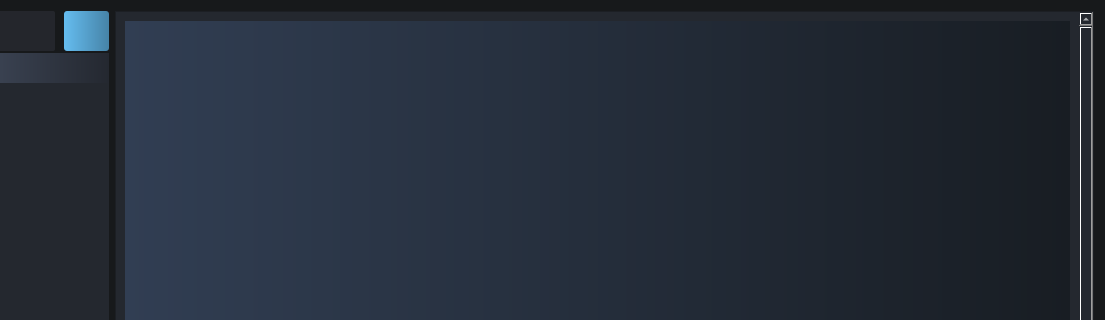
Before: the Qt Designer form src/usergamewidget.ui in lqp1229226252/BCICollectSubsystem, drawn with Qt 5; both pictures show x 158 to 1263 and y 0 to 320 of the 1263 by 700 pixel window.
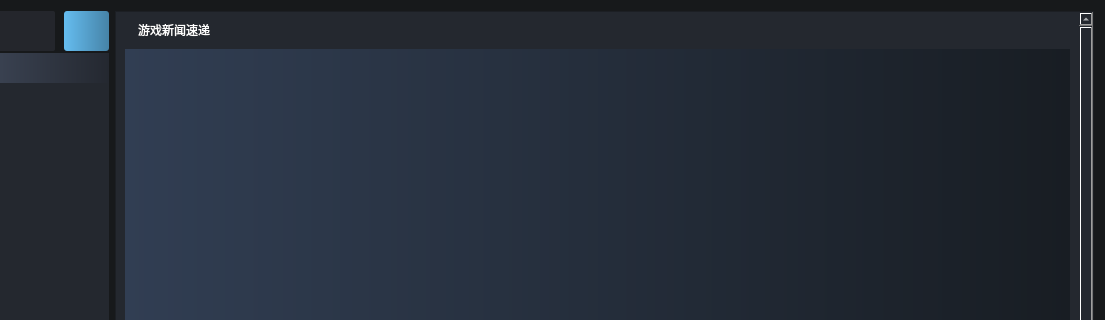
After: the same form once the commit is applied. Icons and pictures are not drawn.

```diff
--- a/src/usergamewidget.ui
+++ b/src/usergamewidget.ui
@@ -311,17 +311,34 @@
         <number>0</number>
        </property>
        <item>
+        <layout class="QVBoxLayout" name="verticalLayout_3">
+         <property name="spacing">
+          <number>10</number>
+         </property>
+         <item>
+          <widget class="QLabel" name="label_8">
+           <property name="text">
+            <string>游戏新闻速递</string>
+           </property>
+          </widget>
+         </item>
+         <item>
         <widget class="QListWidget" name="gamedynamic">
          <property name="styleSheet">
           <string notr="true">background-color: qlineargradient(spread:pad, x1:0, y1:0, x2:1, y2:0, stop:0 rgb(49, 62, 83), stop:1 rgb(24, 29, 35));</string>
          </property>
+           <property name="flow">
+            <enum>QListView::LeftToRight</enum>
+           </property>
          <property name="isWrapping" stdset="0">
           <bool>false</bool>
          </property>
          <property name="viewMode">
-          <enum>QListView::ListMode</enum>
-         </property>
-        </widget>
+            <enum>QListView::IconMode</enum>
+           </property>
+          </widget>
+         </item>
+        </layout>
        </item>
        <item>
         <layout class="QVBoxLayout" name="gameoverviewLayout">
```
Lines whose indentation alone changed are shown as unchanged.
